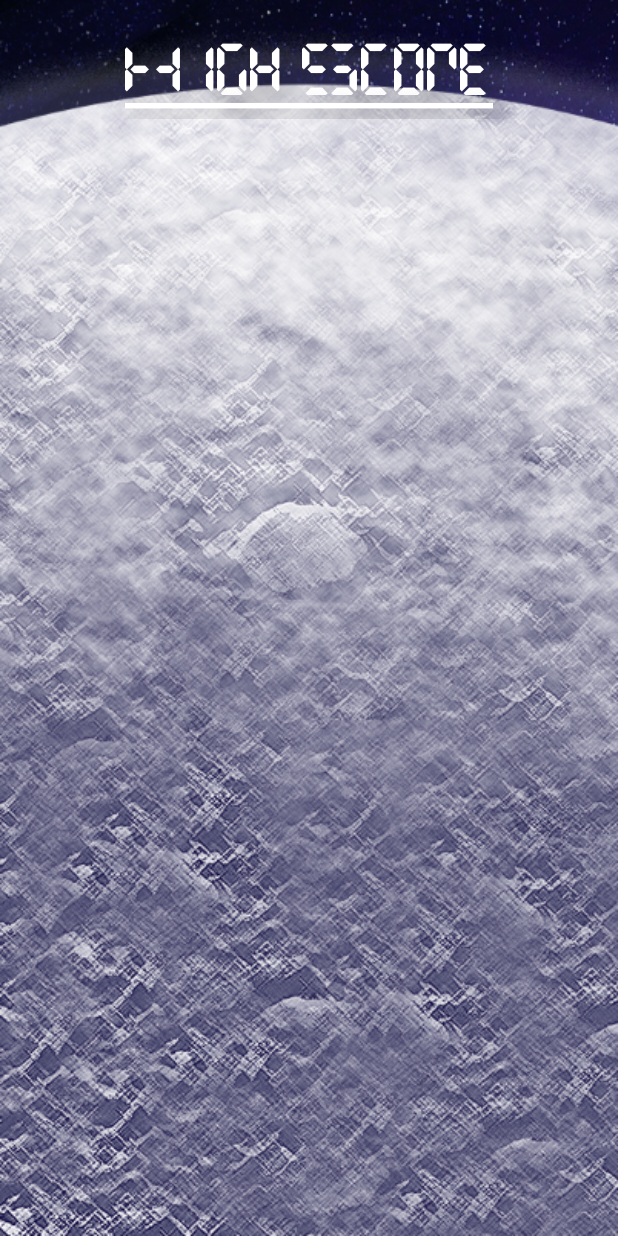
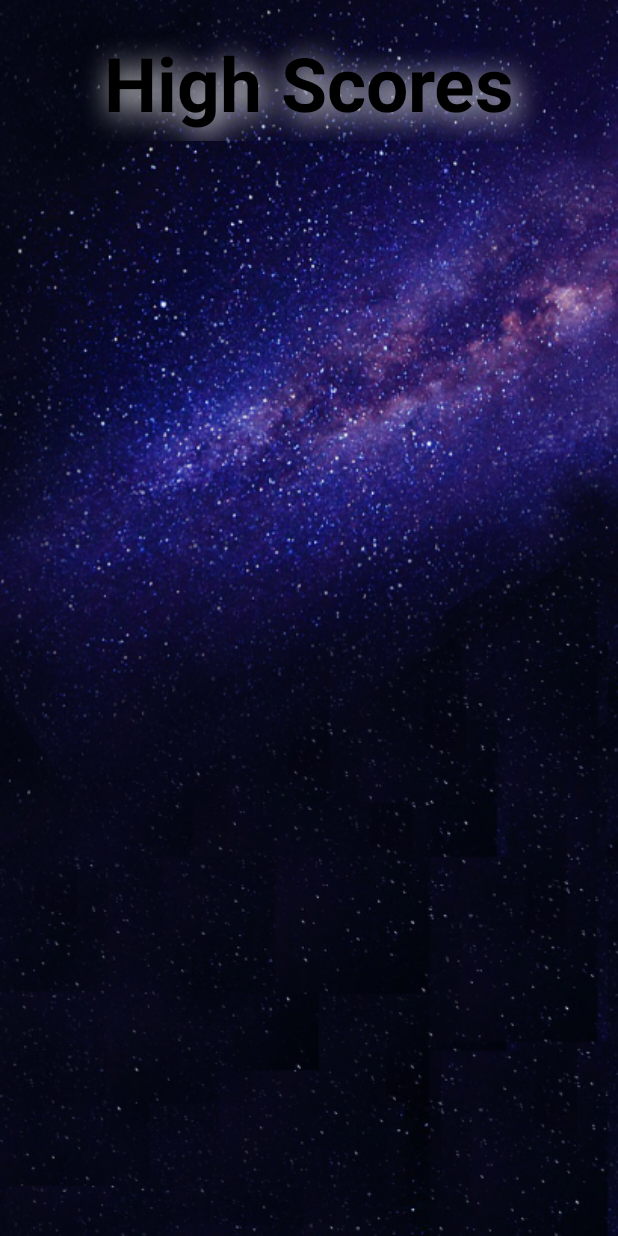
Before and after one commit to jschmitt4/TernionFinal, an Android app: the ScoreActivity screen opened directly, with no data from a screen before it, on a phone screen of 412 x 824 dp. Run offline under Robolectric (Android 15) with nearby library versions, the phone set to English and light mode, and no system bars; 1 statement that could not run was skipped.

Commit message:
reverting back my changes that was overwritten -.-

```diff
--- a/app/src/main/java/com/danielchoi/ternionfinal/AboutActivity.java
+++ b/app/src/main/java/com/danielchoi/ternionfinal/AboutActivity.java
@@ -1,8 +1,10 @@
 package com.danielchoi.ternionfinal;
 
+import android.graphics.Typeface;
 import android.support.v7.app.AppCompatActivity;
 import android.os.Bundle;
 import android.view.View;
+import android.widget.TextView;
 
 public class AboutActivity extends AppCompatActivity {
 
@@ -10,6 +12,7 @@ public class AboutActivity extends AppCompatActivity {
     protected void onCreate(Bundle savedInstanceState) {
         super.onCreate(savedInstanceState);
         setContentView(R.layout.activity_about);
-
+        ((TextView) findViewById(R.id.developers)).setTypeface(Typeface.createFromAsset(getAssets(),  "fonts/britanicbold.TTF"));
+        ((TextView) findViewById(R.id.artWorkTV)).setTypeface(Typeface.createFromAsset(getAssets(),  "fonts/britanicbold.TTF"));
     }
 }
--- a/app/src/main/java/com/danielchoi/ternionfinal/ScoreActivity.java
+++ b/app/src/main/java/com/danielchoi/ternionfinal/ScoreActivity.java
@@ -197,9 +197,7 @@ public class ScoreActivity extends AppCompatActivity {
      * Called by onCreate()
      */
     private void setTypeface(){
-        Typeface tf = Typeface.createFromAsset(getAssets(),  "fonts/digitaldismay.otf");
-        TextView tv = (TextView) findViewById(R.id.highScoreTv);
-        tv.setTypeface(tf);
+        ((TextView) findViewById(R.id.highScoreTv)).setTypeface(Typeface.createFromAsset(getAssets(),  "fonts/britanicbold.TTF"));
     }
 
     /**
--- a/app/src/main/res/layout/activity_about.xml
+++ b/app/src/main/res/layout/activity_about.xml
@@ -9,7 +9,7 @@
     android:paddingRight="@dimen/activity_horizontal_margin"
     android:paddingTop="@dimen/activity_vertical_margin"
 
-    android:background="@drawable/about"
+    android:background="@drawable/aboutbackground"
     tools:context="com.danielchoi.ternionfinal.AboutActivity">
 
     <LinearLayout
--- a/app/src/main/res/layout/activity_score.xml
+++ b/app/src/main/res/layout/activity_score.xml
@@ -9,18 +9,18 @@
     android:paddingRight="@dimen/activity_horizontal_margin"
     android:paddingTop="@dimen/activity_vertical_margin"
     tools:context="com.danielchoi.ternionfinal.ScoreActivity"
-    android:background="@transition/backgroundchange">
+    android:background="@drawable/aboutbackground">
 
     <TextView
         android:text="@string/highscore"
         android:layout_width="match_parent"
         android:layout_height="wrap_content"
         android:id="@+id/highScoreTv"
-        android:textColor="@color/text_shadow_white"
-        android:shadowColor="@color/text_shadow"
-        android:shadowDx="10"
-        android:shadowDy="10"
-        android:shadowRadius="20"
+        android:textColor="@color/black"
+        android:shadowColor="@color/white"
+        android:shadowDx="5"
+        android:shadowDy="5"
+        android:shadowRadius="25"
         android:textSize="50sp"
         android:textAlignment="center"
         android:layout_marginBottom="20dp"
--- a/app/src/main/res/values/strings.xml
+++ b/app/src/main/res/values/strings.xml
@@ -8,12 +8,15 @@
     <string name="johnSchmitt">John Schmitt</string>
     <string name="johnSchmittInfo">Networking\nw/Mobile software technology</string>
     <string name="logoDescription">House Logo</string>
-
+    <string name="artworkString">Artwork</string>
+    <string name="spaceShipString">Space Ships: Skorpio\nCC-BY-SA 3.0 GPL 3.0</string>
+    <string name="particlesString">Damage Art: HackCraft\nCC-BY 3.0 CC-BY-SA 3.0</string>
+    <string name="layoutsString">Background Art: Daniel Choi</string>
 
 
     <string name="defaultText">Default</string>
     <string name="congrats">Congrats!</string>
-    <string name="highscore"><u>High Score</u></string>
+    <string name="highscore"><b>High Scores</b></string>
     <string name ="nameHint">Name</string>
 
 </resources>
```
Also changed, not shown: app/src/main/res/layout/score_row.xml (+4 -4 lines), app/src/main/assets/fonts/digitaldismay.otf (deleted).
